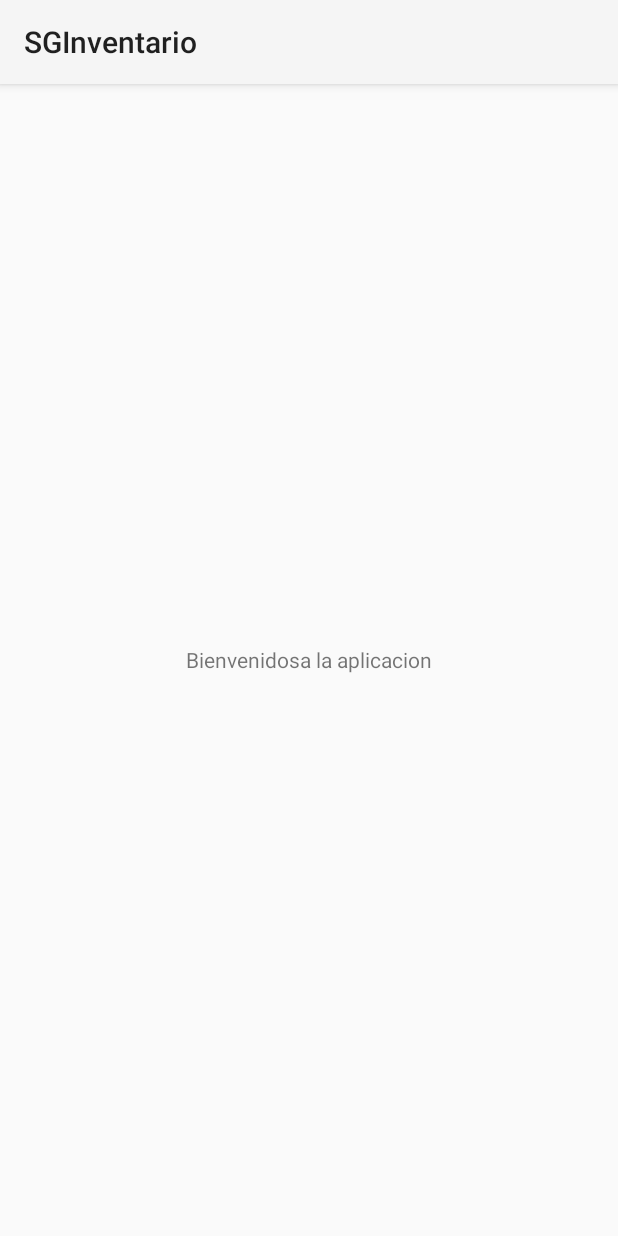
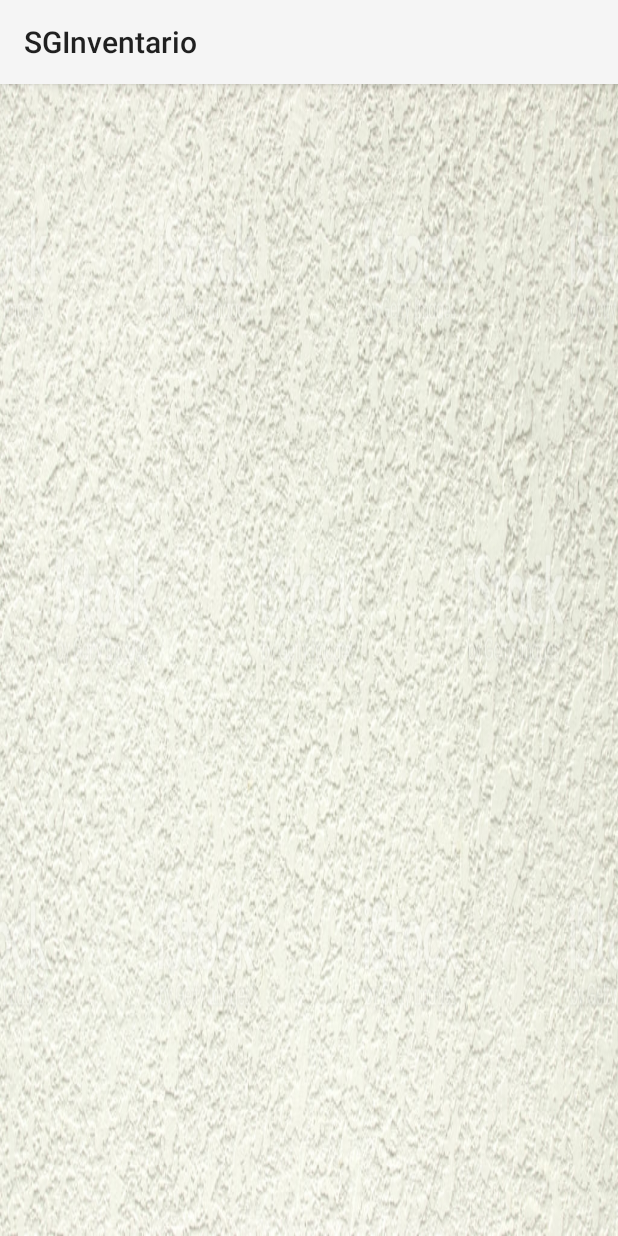
Before and after one commit to jcdc2802/SGInventario, an Android app: the screen it shows after launch (MainActivity), on a phone screen of 412 x 824 dp. Run offline under Robolectric (Android 15) with nearby library versions, the light colour scheme and no system bars.

Commit message:
se añade fragment

```diff
--- a/app/src/main/AndroidManifest.xml
+++ b/app/src/main/AndroidManifest.xml
@@ -20,6 +20,9 @@
 		<activity
             android:name=".MainActivity">
         </activity>
+		<activity
+            android:name=".InicioFragment">
+        </activity>
     </application>
 
 </manifest>
--- a/app/src/main/java/co/jcduran/sginventario/MainActivity.java
+++ b/app/src/main/java/co/jcduran/sginventario/MainActivity.java
@@ -2,13 +2,20 @@
 
 import android.app.*;
 import android.os.*;
+import co.jcduran.sginventario.fragment.*;
+import android.view.Window.*;
 
 public class MainActivity extends Activity
 {
+
     @Override
     protected void onCreate(Bundle savedInstanceState)
     {
         super.onCreate(savedInstanceState);
         setContentView(R.layout.main);
+
+		setContentView(R.layout.inicio_fragment);
     }
+
+
 }
--- /dev/null
+++ b/app/src/main/res/layout/inicio_fragment.xml
@@ -0,0 +1,10 @@
+<?xml version="1.0" encoding="utf-8"?>
+<FrameLayout
+	xmlns:android="http://schemas.android.com/apk/res/android"
+	android:layout_width="fill_parent"
+	android:layout_height="fill_parent"
+	android:orientation="vertical"
+
+	android:background="@drawable/frag">
+
+</FrameLayout>
--- a/app/src/main/res/layout/main.xml
+++ b/app/src/main/res/layout/main.xml
@@ -1,16 +1,9 @@
-<LinearLayout xmlns:android="http://schemas.android.com/apk/res/android"
-    android:layout_width="match_parent"
-    android:layout_height="match_parent"
-    android:gravity="center">
+<?xml version="1.0" encoding="utf-8"?>
+<FrameLayout
+	xmlns:android="http://schemas.android.com/apk/res/android"
+	android:layout_width="match_parent"
+	android:layout_height="match_parent"
+	android:gravity="center"
+	android:id="@+id/flContenedorFragment">
 
-    <TextView
-        android:text="Bienvenidos"
-        android:layout_width="wrap_content"
-        android:layout_height="wrap_content" />
-
-	<TextView
-        android:text="a la aplicacion"
-        android:layout_width="wrap_content"
-        android:layout_height="wrap_content" />
-
-</LinearLayout>
+</FrameLayout>
```
Also changed, not shown: app/src/main/java/co/jcduran/sginventario/fragment/InicioFragment.java (added, +16 -0 lines), app/src/main/res/drawable/frag.jpg (added).
